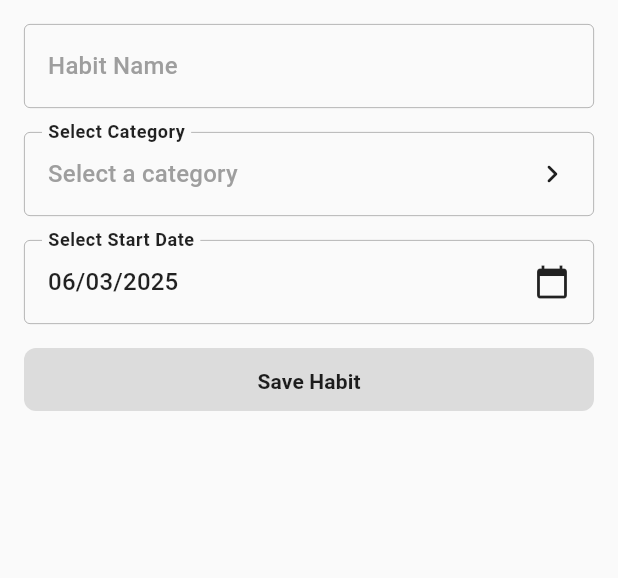
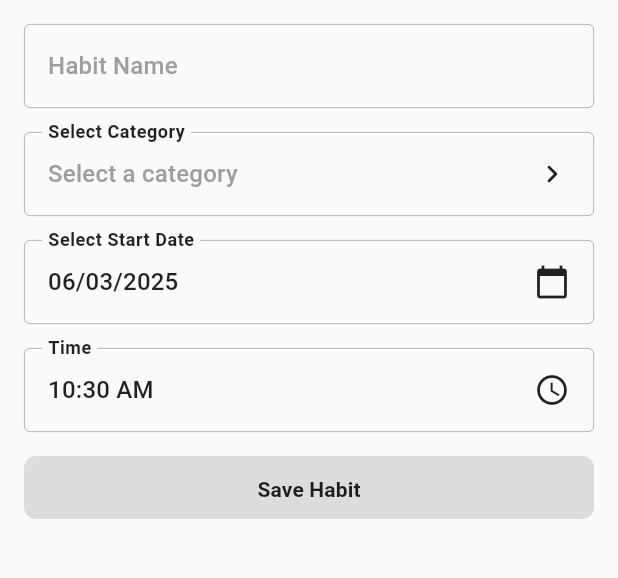
Before and after one commit to lifeflow-group/lifeflow, a Flutter app: the CreateHabitScreen screen opened by its route, on a phone screen of 412 x 824 dp, the part 84-662 px from its top. Run offline on Flutter 3.47's test engine with Material 3 defaults, Android fonts, the light colour scheme and no system bars; our stand-ins replace built_collection, built_value, flutter_riverpod, go_router.

Commit message:
Set Up Habits | Enter Hour - Minute

```diff
--- a/lib/core/constants/app_theme.dart
+++ b/lib/core/constants/app_theme.dart
@@ -56,6 +56,10 @@ class AppTheme {
       ),
     ),
     iconTheme: IconThemeData(color: primaryColor),
+    textSelectionTheme: TextSelectionThemeData(
+      cursorColor: Colors.black,
+      selectionColor: Colors.blueAccent.withAlpha(127),
+    ),
   );
 
   static final ThemeData darkTheme = ThemeData(
--- a/lib/features/create_habit/controllers/create_habit_controller.dart
+++ b/lib/features/create_habit/controllers/create_habit_controller.dart
@@ -1,3 +1,4 @@
+import 'package:flutter/material.dart';
 import 'package:flutter_riverpod/flutter_riverpod.dart';
 
 import '../../../core/utils/helpers.dart';
@@ -13,6 +14,9 @@ final habitCategoryProvider = StateProvider<HabitCategory?>((ref) => null);
 
 // Provider for managing the habit start date.
 final habitDateProvider = StateProvider<DateTime>((ref) => DateTime.now());
+
+// Provider for managing the habit start time.
+final habitTimeProvider = StateProvider<TimeOfDay>((ref) => TimeOfDay.now());
 
 // Provider containing functions to update data
 final createHabitControllerProvider = Provider((ref) {
@@ -38,10 +42,17 @@ class CreateHabitController {
     ref.read(habitDateProvider.notifier).state = date;
   }
 
+  void updateHabitTime(TimeOfDay time) {
+    ref.read(habitTimeProvider.notifier).state = time;
+  }
+
   Future<Habit?> saveHabit() async {
     final name = ref.read(habitNameProvider);
     final category = ref.read(habitCategoryProvider);
-    final date = ref.read(habitDateProvider);
+    final time = ref.read(habitTimeProvider);
+    final date = ref
+        .read(habitDateProvider)
+        .copyWith(hour: time.hour, minute: time.minute);
 
     if (name.isEmpty || category == null) return null;
 
@@ -52,6 +63,7 @@ class CreateHabitController {
     ref.read(habitNameProvider.notifier).state = '';
     ref.read(habitCategoryProvider.notifier).state = null;
     ref.read(habitDateProvider.notifier).state = DateTime.now();
+    ref.read(habitTimeProvider.notifier).state = TimeOfDay.now();
 
     return habit;
   }
--- a/lib/features/create_habit/presentation/create_habit_screen.dart
+++ b/lib/features/create_habit/presentation/create_habit_screen.dart
@@ -134,6 +134,45 @@ class CreateHabitScreen extends ConsumerWidget {
               ),
             ),
             const SizedBox(height: 16.0),
+            // Select time
+            InkWell(
+              onTap: () async {
+                final pickedTime = await showTimePicker(
+                    context: context,
+                    initialTime: ref.read(habitTimeProvider),
+                    initialEntryMode: TimePickerEntryMode.input);
+                if (pickedTime != null) {
+                  controller.updateHabitTime(pickedTime);
+                }
+              },
+              child: InputDecorator(
+                decoration: InputDecoration(
+                  labelText: "Time",
+                  border: OutlineInputBorder(
+                    borderSide: BorderSide(
+                        color: Theme.of(context).colorScheme.onSecondary,
+                        width: 0.5),
+                  ),
+                  enabledBorder: OutlineInputBorder(
+                      borderSide: BorderSide(
+                          color: Theme.of(context).colorScheme.onSecondary,
+                          width: 0.5)),
+                ),
+                child: Row(
+                  mainAxisAlignment: MainAxisAlignment.spaceBetween,
+                  children: [
+                    Text(
+                      ref.watch(habitTimeProvider).format(context),
+                      style: Theme.of(context).textTheme.titleMedium?.copyWith(
+                          color: Theme.of(context).colorScheme.onSurface),
+                    ),
+                    Icon(Icons.access_time,
+                        color: Theme.of(context).colorScheme.onSurface),
+                  ],
+                ),
+              ),
+            ),
+            const SizedBox(height: 16.0),
             SizedBox(
               width: double.infinity,
               height: 42,
```
